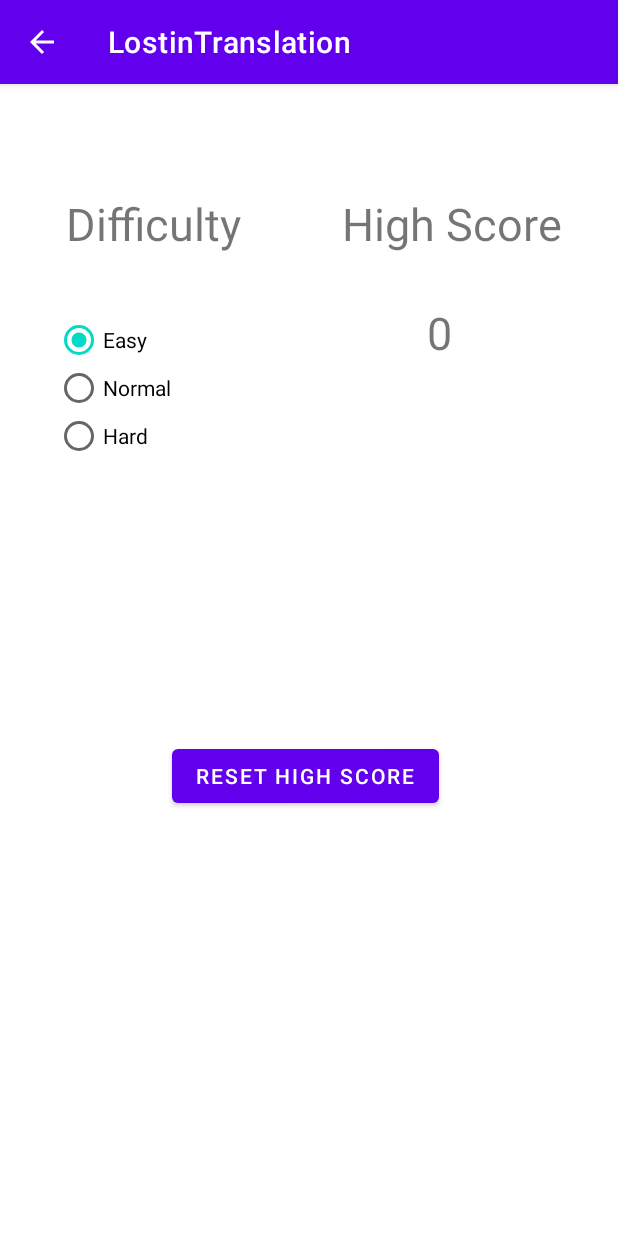
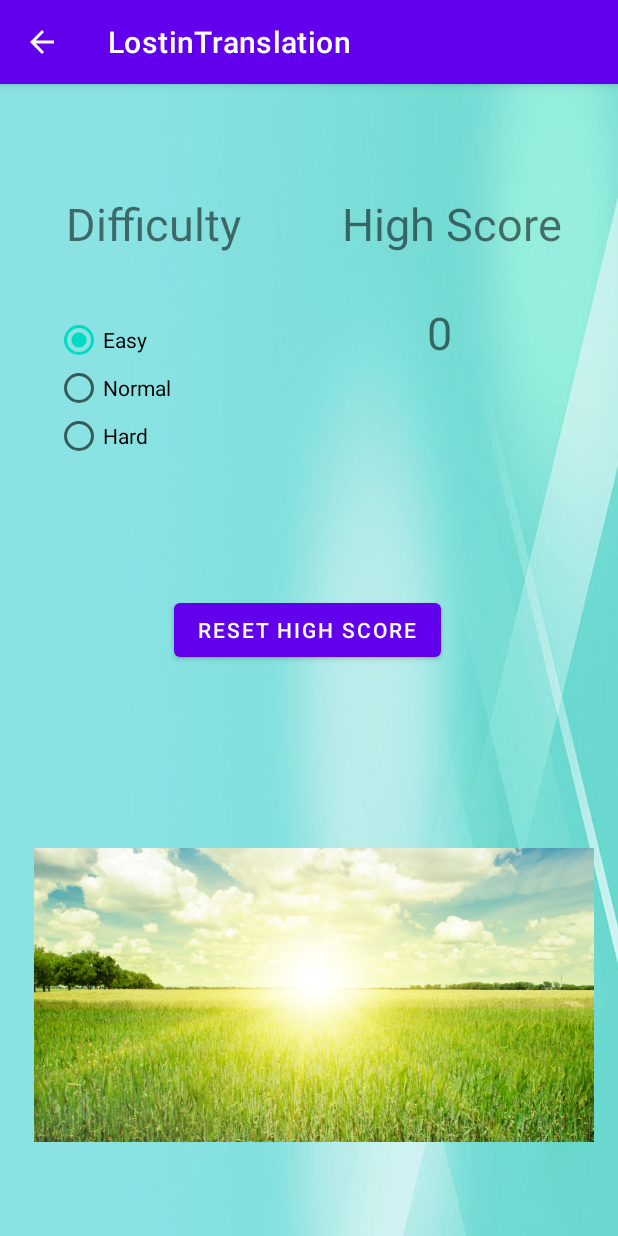
Before and after one commit to Preacho/Hackathon-Feb-18th-2023, an Android app: the activity_settings screen opened directly, with no data from a screen before it, after a tap on "Easy", on a phone screen of 412 x 824 dp. Run offline under Robolectric (Android 15) with nearby library versions, the light colour scheme and no system bars.

Commit message:
Did a lot in Settings

```diff
--- a/app/src/main/java/com/example/lostintranslation/activity_settings.java
+++ b/app/src/main/java/com/example/lostintranslation/activity_settings.java
@@ -3,8 +3,11 @@ package com.example.lostintranslation;
 import androidx.appcompat.app.ActionBar;
 import androidx.appcompat.app.AppCompatActivity;
 
+import android.content.Context;
+import android.content.SharedPreferences;
 import android.os.Bundle;
 import android.widget.Button;
+import android.widget.ImageView;
 import android.widget.RadioButton;
 import android.widget.RadioGroup;
 import android.widget.TextView;
@@ -12,13 +15,26 @@ import android.widget.Toast;
 
 public class activity_settings extends AppCompatActivity {
     ActionBar ab;
-    int highScore = 0;
+    private int highScore = 0;
+    private SharedPreferences prefs;
+    private int saveddifficulty;
+    private ImageView image;
+    private TextView highscoretext;
+    private int[] imageid = {R.drawable.sunrise, R.drawable.sunset,R.drawable.night};
+
     @Override
     protected void onCreate(Bundle savedInstanceState) {
         super.onCreate(savedInstanceState);
         ab = getSupportActionBar();
         ab.setDisplayHomeAsUpEnabled(true);
         setContentView(R.layout.activity_settings);
+        saveddifficulty = getDifficultyData(this);
+
+        highscoretext = findViewById(R.id.tv_high_score);
+        highscoretext.setText(Integer.toString(getHighScore(this,saveddifficulty)));
+
+        image = findViewById(R.id.BackgroundImageView);
+        image.setImageResource(imageid[saveddifficulty]);
 
         createDifficultyButtons();
         resetScore();
@@ -28,7 +44,9 @@ public class activity_settings extends AppCompatActivity {
         TextView score = findViewById(R.id.tv_high_score);
         Button button = findViewById(R.id.bt_reset);
         button.setOnClickListener( v -> {
-            score.setText("0");
+            resetHighScoreData();
+            highscoretext.setText("0");
+
         });
     }
 
@@ -41,13 +59,47 @@ public class activity_settings extends AppCompatActivity {
 
             RadioButton button = new RadioButton(this);
             button.setText(difficulty);
-
+            final int index = i;
             button.setOnClickListener( v->{
-                Toast.makeText(this,"Difficulty "+difficulty,Toast.LENGTH_SHORT).show();
-
+                saveDifficultyData(index);
+                highscoretext.setText(Integer.toString(getHighScore(this,saveddifficulty)));
+                image.setImageResource(imageid[index]);
             });
 
             group.addView(button);
+
+            if(i == saveddifficulty){
+                button.setChecked(true);
+            }
         }
     }
+    private void resetHighScoreData(){
+        for(int i = 0; i < 3; i++){
+            prefs = this.getSharedPreferences("HighScoreData" + i, MODE_PRIVATE);
+            SharedPreferences.Editor editor = prefs.edit();
+            editor.putInt("HighScores" + i, 0);
+            editor.apply();
+        }
+    }
+    public void saveDifficultyData(int position){
+        prefs = this.getSharedPreferences("DifficultyPref", MODE_PRIVATE);
+        SharedPreferences.Editor editor = prefs.edit();
+        editor.putInt("Difficulty Installed", position);
+        editor.apply();
+    }
+    public static int getDifficultyData(Context context){
+        SharedPreferences prefs = context.getSharedPreferences("DifficultyPref", MODE_PRIVATE);
+        return prefs.getInt("Difficulty Installed", 0);
+
+    }
+    public static void saveHighScore(Context context, int score, int difficulty){
+        SharedPreferences prefs = context.getSharedPreferences("HighScoreData" + difficulty, MODE_PRIVATE);
+        SharedPreferences.Editor editor = prefs.edit();
+        editor.putInt("HighScores" + difficulty, score);
+        editor.apply();
+    }
+    public static int getHighScore(Context context, int difficulty){
+        SharedPreferences prefs = context.getSharedPreferences("HighScoreData" + difficulty, MODE_PRIVATE);
+        return prefs.getInt("HighScores" + difficulty, 0);
+    }
 }
--- a/app/src/main/res/layout/activity_settings.xml
+++ b/app/src/main/res/layout/activity_settings.xml
@@ -4,6 +4,7 @@
     xmlns:tools="http://schemas.android.com/tools"
     android:layout_width="match_parent"
     android:layout_height="match_parent"
+    android:background = "@drawable/settingbackground"
     tools:context=".activity_settings">
 
     <RadioGroup
@@ -64,8 +65,21 @@
         android:text="Reset High Score"
         app:layout_constraintBottom_toBottomOf="parent"
         app:layout_constraintEnd_toEndOf="parent"
-        app:layout_constraintHorizontal_bias="0.49"
+        app:layout_constraintHorizontal_bias="0.497"
         app:layout_constraintStart_toStartOf="parent"
         app:layout_constraintTop_toTopOf="parent"
-        app:layout_constraintVertical_bias="0.607" />
+        app:layout_constraintVertical_bias="0.472" />
+
+    <ImageView
+        android:id="@+id/BackgroundImageView"
+        android:layout_width="373dp"
+        android:layout_height="321dp"
+        app:layout_constraintBottom_toBottomOf="parent"
+        app:layout_constraintEnd_toEndOf="parent"
+        app:layout_constraintHorizontal_bias="0.578"
+        app:layout_constraintStart_toStartOf="parent"
+        app:layout_constraintTop_toTopOf="parent"
+        app:layout_constraintVertical_bias="1.0"
+        tools:srcCompat="@tools:sample/avatars" />
+
 </androidx.constraintlayout.widget.ConstraintLayout>
```
Also changed, not shown: app/src/main/java/com/example/lostintranslation/activity_play.java (+12 -9 lines), app/src/main/java/com/example/lostintranslation/activity_view_key.java (+15 -0 lines), app/src/main/java/com/example/lostintranslation/model/Word.java (+6 -13 lines), app/src/main/res/drawable-v24/night.jpg (added), app/src/main/res/drawable-v24/settingbackground.jpg (added), app/src/main/res/drawable-v24/sunrise.png (added), app/src/main/res/drawable-v24/sunset.jpg (added).
